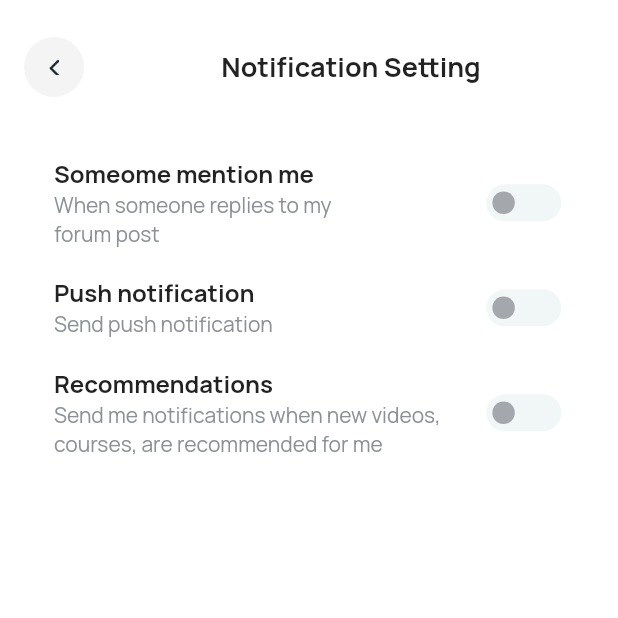
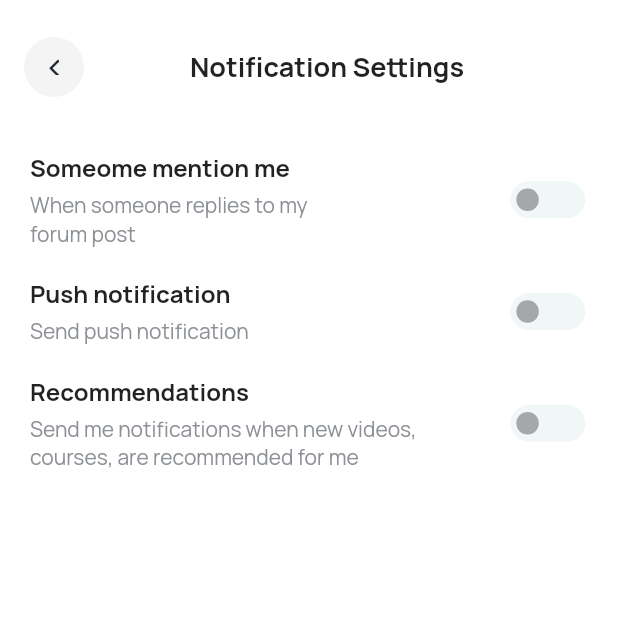
Before and after one commit to virtualsoft-pk/skilled_app, a Flutter app: the NotificationScreen screen opened directly, on a phone screen of 412 x 824 dp, the top half of it. Run offline on Flutter 3.47's test engine with Material 2 defaults, Android fonts, the phone set to English and light mode, and no system bars; drawn by our look-alikes of flutter_switch; our stand-ins replace flutter_keyboard_visibility, flutter_rating_bar, flutter_time_picker_spinner, flutter_typeahead, get, google_fonts and 6 more; missing offline and left inert: black_hole_flutter, flutter_clean_calendar, flutter_onboard, flutter_share, swipe, swipeable_page_route.

Commit message:
issues resolving

```diff
--- a/lib/views/feeds/bottom_navigation/search.dart
+++ b/lib/views/feeds/bottom_navigation/search.dart
@@ -125,9 +125,7 @@ class Search extends StatelessWidget {
                                   // Get.to(() => BottomNavigation3());
                                 },
                                 child: Chip(
-                                  backgroundColor: Responsive.isTablet(context)
-                                      ? Colors.grey[200]
-                                      : grey700,
+                                  backgroundColor: Colors.grey[200],
                                   labelPadding: EdgeInsets.symmetric(
                                       horizontal: 10,
                                       vertical: Responsive.isTablet(context)
--- a/lib/views/quiz/quiz_page.dart
+++ b/lib/views/quiz/quiz_page.dart
@@ -225,7 +225,9 @@ class QuizOption extends StatelessWidget {
             ),
             Checkbox(
               side: const BorderSide(color: borderColor),
-              onChanged: (val) {},
+              onChanged: (val) {
+                onTap();
+              },
               value: selected,
               activeColor: Colors.white,
               checkColor: grey900,
--- a/lib/views/settings/NotificationScreen.dart
+++ b/lib/views/settings/NotificationScreen.dart
@@ -20,7 +20,11 @@ class _NotificationScreenState extends State<NotificationScreen> {
   Widget build(BuildContext context) {
     return Scaffold(
       backgroundColor: Colors.white,
-      appBar: tabAppBar(title: "Notification Setting"),
+      appBar: tabAppBar(
+          title: "Notification Settings",
+          trailing: const SizedBox(
+            width: 32,
+          )),
       body: Container(
         width: Get.width,
         padding: EdgeInsets.symmetric(
@@ -58,18 +62,32 @@ class _NotificationScreenState extends State<NotificationScreen> {
     );
   }
 
-  ListTile buildListTile(
+  Widget buildListTile(
       String title, String subTitle, bool isChecked, Function onPressed) {
-    return ListTile(
-      title: Text(
+    return Padding(
+      padding: const EdgeInsets.only(bottom: 20),
+      child: Row(children: [
+        Column(
+          crossAxisAlignment: CrossAxisAlignment.start,
+          children: [
+            Text(
               title,
               style: TextStyle(fontSize: 16, fontWeight: FontWeight.bold),
             ),
-      subtitle: Text(
+            const SizedBox(
+              height: 4,
+            ),
+            SizedBox(
+              width: Get.width * 0.75,
+              child: Text(
                 subTitle,
                 style: TextStyle(fontSize: 14, color: notificationTextColor),
               ),
-      trailing: Container(
+            ),
+          ],
+        ),
+        const Spacer(),
+        SizedBox(
           height: Get.height * 0.03,
           width: Get.width * 0.13,
           //color: Colors.black12,
@@ -87,6 +105,7 @@ class _NotificationScreenState extends State<NotificationScreen> {
             onToggle: (value) => onPressed(value),
           ),
         ),
+      ]),
     );
   }
 }
--- a/lib/views/settings/careerListScreen.dart
+++ b/lib/views/settings/careerListScreen.dart
@@ -42,7 +42,9 @@ class _CareerListScreenState extends State<CareerListScreen> {
       backgroundColor: Colors.white,
       appBar: tabAppBar(
         title: "Career List",
-        trailing: InkWell(
+        trailing: Padding(
+          padding: const EdgeInsets.only(bottom: 12.0),
+          child: InkWell(
             onTap: () {
               setState(() {
                 changeView = !changeView;
@@ -53,6 +55,7 @@ class _CareerListScreenState extends State<CareerListScreen> {
               child: Text(
                 "Edit",
                 style: TextStyle(color: Colors.black),
+              ),
             ),
           ),
         ),
--- a/lib/views/settings/profileEdit.dart
+++ b/lib/views/settings/profileEdit.dart
@@ -53,6 +53,12 @@ class _ProfileEditState extends State<ProfileEdit> {
       image = File(pickImage.path);
       setState(() {});
     }
+  }
+
+  @override
+  void initState() {
+    super.initState();
+    dob.text = "DD/MM/YYYY";
   }
 
   @override
--- a/lib/widgets/custom_widgets.dart
+++ b/lib/widgets/custom_widgets.dart
@@ -11,7 +11,9 @@ tabAppBar({title, trailing}) {
   return PreferredSize(
     preferredSize: const Size.fromHeight(100),
     child: Builder(builder: (context) {
-      return Row(
+      return SafeArea(
+        child: Row(
+          crossAxisAlignment: CrossAxisAlignment.center,
           children: [
             const SizedBox(
               width: 16,
@@ -36,6 +38,7 @@ tabAppBar({title, trailing}) {
             const Spacer(),
             if (trailing != null) trailing,
           ],
+        ),
       );
     }),
   );
--- a/pubspec.yaml
+++ b/pubspec.yaml
@@ -50,7 +50,6 @@ dev_dependencies:
   image_picker: ^0.8.4+11
   multi_select_flutter: ^4.0.0
   percent_indicator: ^4.0.0
-  pinput: null
   responsive_framework: ^0.2.0
   rounded_linear_progress: ^0.0.2
   share_plus: null
@@ -60,6 +59,7 @@ dev_dependencies:
   url_launcher: null
   video_player: ^2.4.5
   device_preview: ^0.8.0
+  pinput: ^1.2.1
 
   # The "flutter_lints" package below contains a set of recommended lints to
   # encourage good coding practices. The lint set provided by the package is
```
Also changed, not shown: lib/views/auth/sign_up.dart (+8 -2 lines), lib/views/auth/verify_code.dart (+22 -22 lines), lib/views/feeds/bottom_navigation/feed_page.dart (+13 -8 lines), lib/views/quiz/available_jobs.dart (+12 -4 lines), lib/views/quiz/career_details.dart (+6 -1 lines), lib/views/quiz/search_screen.dart (+31 -13 lines), lib/views/settings/changPassword.dart (+8 -1 lines), pubspec.lock, 5 other files. Lines whose indentation alone changed are shown as unchanged.
